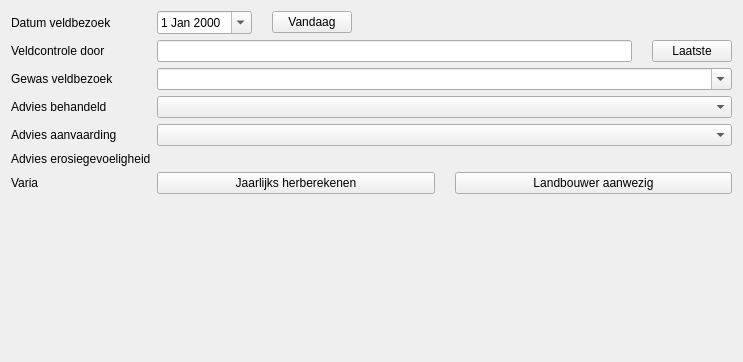
Qt form parceleditwindow/ui_quickedit.ui (DOV-Vlaanderen/erosiebezwaren) before a commit.
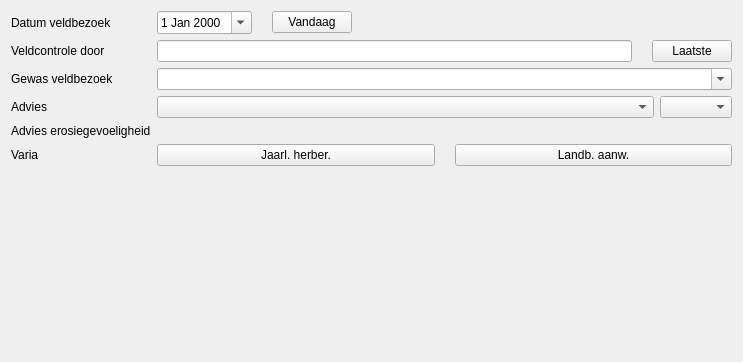
The same form after that commit. Custom widgets are drawn as their Qt base class.

Commit message: Kleine herschikking editeervenster.

```diff
--- a/parceleditwindow/ui_quickedit.ui
+++ b/parceleditwindow/ui_quickedit.ui
@@ -148,11 +148,13 @@
    <item row="5" column="0">
     <widget class="QLabel" name="lb_advies_behandeld">
      <property name="text">
-      <string>Advies behandeld</string>
+      <string>Advies</string>
      </property>
     </widget>
    </item>
    <item row="5" column="1">
+    <layout class="QHBoxLayout" name="horizontalLayout_4">
+     <item>
     <widget class="ValueComboBox" name="efwCmb_advies_behandeld">
      <property name="sizePolicy">
       <sizepolicy hsizetype="Expanding" vsizetype="Fixed">
@@ -168,31 +170,26 @@
      </property>
     </widget>
    </item>
-   <item row="6" column="0">
-    <widget class="QLabel" name="lb_advies_aanvaarding">
-     <property name="text">
-      <string>Advies aanvaarding</string>
-     </property>
-    </widget>
-   </item>
-   <item row="6" column="1">
+     <item>
     <widget class="ValueMappedComboBox" name="efwCmb_advies_aanvaarding">
      <property name="sizePolicy">
-      <sizepolicy hsizetype="Expanding" vsizetype="Fixed">
+        <sizepolicy hsizetype="Minimum" vsizetype="Fixed">
        <horstretch>0</horstretch>
        <verstretch>0</verstretch>
       </sizepolicy>
      </property>
     </widget>
    </item>
-   <item row="7" column="0">
+    </layout>
+   </item>
+   <item row="6" column="0">
     <widget class="QLabel" name="lb_advies_nieuwe_kleur">
      <property name="text">
       <string>Advies erosiegevoeligheid</string>
      </property>
     </widget>
    </item>
-   <item row="7" column="1">
+   <item row="6" column="1">
     <widget class="SensitivityButtonBox" name="efw_advies_nieuwe_kleur" native="true">
      <property name="sizePolicy">
       <sizepolicy hsizetype="Expanding" vsizetype="Preferred">
@@ -202,14 +199,14 @@
      </property>
     </widget>
    </item>
-   <item row="8" column="0">
+   <item row="7" column="0">
     <widget class="QLabel" name="lb_varia">
      <property name="text">
       <string>Varia</string>
      </property>
     </widget>
    </item>
-   <item row="8" column="1">
+   <item row="7" column="1">
     <layout class="QHBoxLayout" name="horizontalLayout_3">
      <property name="spacing">
       <number>20</number>
@@ -223,7 +220,7 @@
         </sizepolicy>
        </property>
        <property name="text">
-        <string>Jaarlijks herberekenen</string>
+        <string>Jaarl. herber.</string>
        </property>
       </widget>
      </item>
@@ -236,7 +233,7 @@
         </sizepolicy>
        </property>
        <property name="text">
-        <string>Landbouwer aanwezig</string>
+        <string>Landb. aanw.</string>
        </property>
       </widget>
      </item>
```
Left out of the diff: 1 changed line with no effect on the pictures. Lines whose indentation alone changed are shown as unchanged.
